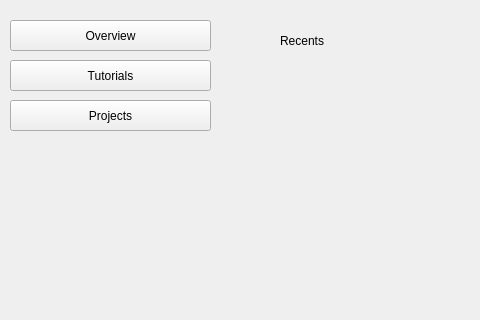
This is src/components/projects-panel/projectspanel.ui in RapidWebForge/RapidWebForgeApp as Qt 5 draws it before an edit; both pictures show x 0 to 480 and y 0 to 320 of the 955 by 550 pixel window. The edited form follows.
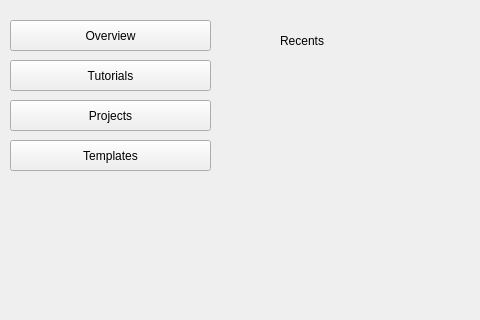
This is the edited form. Icons and pictures are not drawn.

```diff
--- a/src/components/projects-panel/projectspanel.ui
+++ b/src/components/projects-panel/projectspanel.ui
@@ -188,6 +188,35 @@
       <normaloff>:/icons/capas.png</normaloff>:/icons/capas.png</iconset>
     </property>
    </widget>
+   <widget class="QPushButton" name="templatesButton">
+    <property name="geometry">
+     <rect>
+      <x>10</x>
+      <y>140</y>
+      <width>201</width>
+      <height>31</height>
+     </rect>
+    </property>
+    <property name="sizePolicy">
+     <sizepolicy hsizetype="Maximum" vsizetype="Fixed">
+      <horstretch>0</horstretch>
+      <verstretch>0</verstretch>
+     </sizepolicy>
+    </property>
+    <property name="contextMenuPolicy">
+     <enum>Qt::ContextMenuPolicy::NoContextMenu</enum>
+    </property>
+    <property name="styleSheet">
+     <string notr="true"/>
+    </property>
+    <property name="text">
+     <string>Templates</string>
+    </property>
+    <property name="icon">
+     <iconset resource="../../resources/resources.qrc">
+      <normaloff>:/icons/template.png</normaloff>:/icons/template.png</iconset>
+    </property>
+   </widget>
   </widget>
   <widget class="QStackedWidget" name="stackedWidget">
    <property name="geometry">
```
